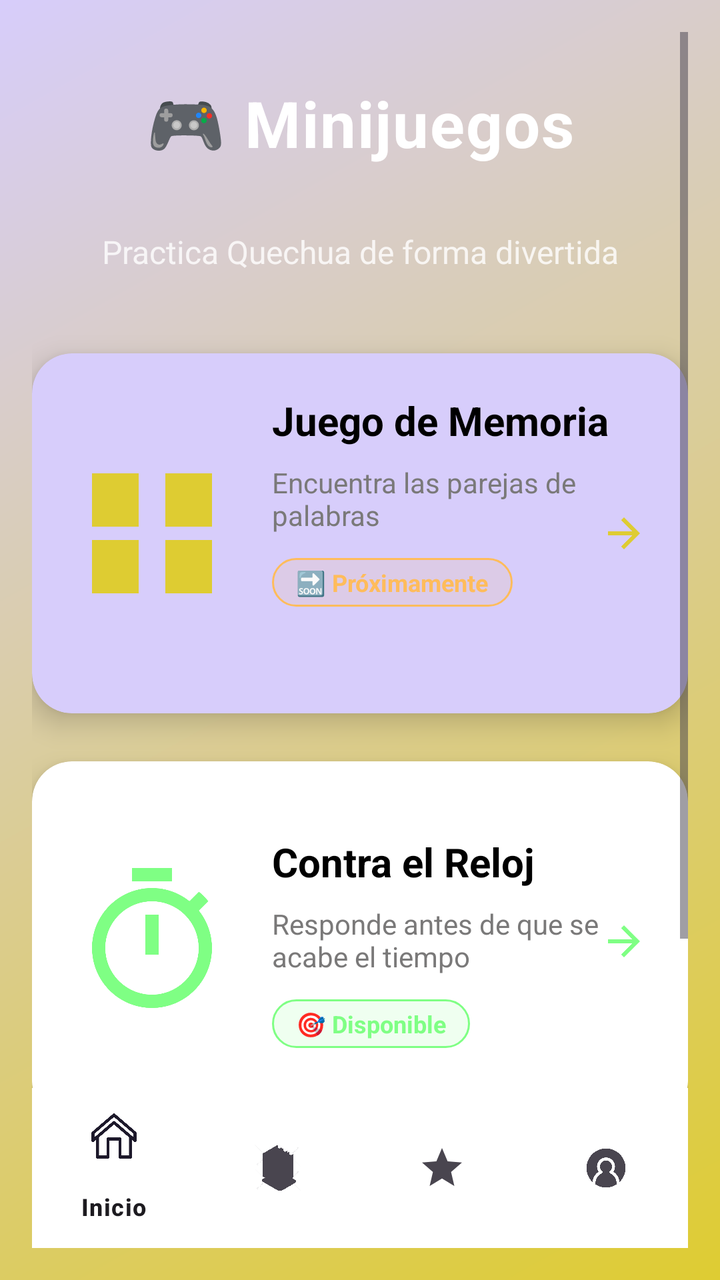
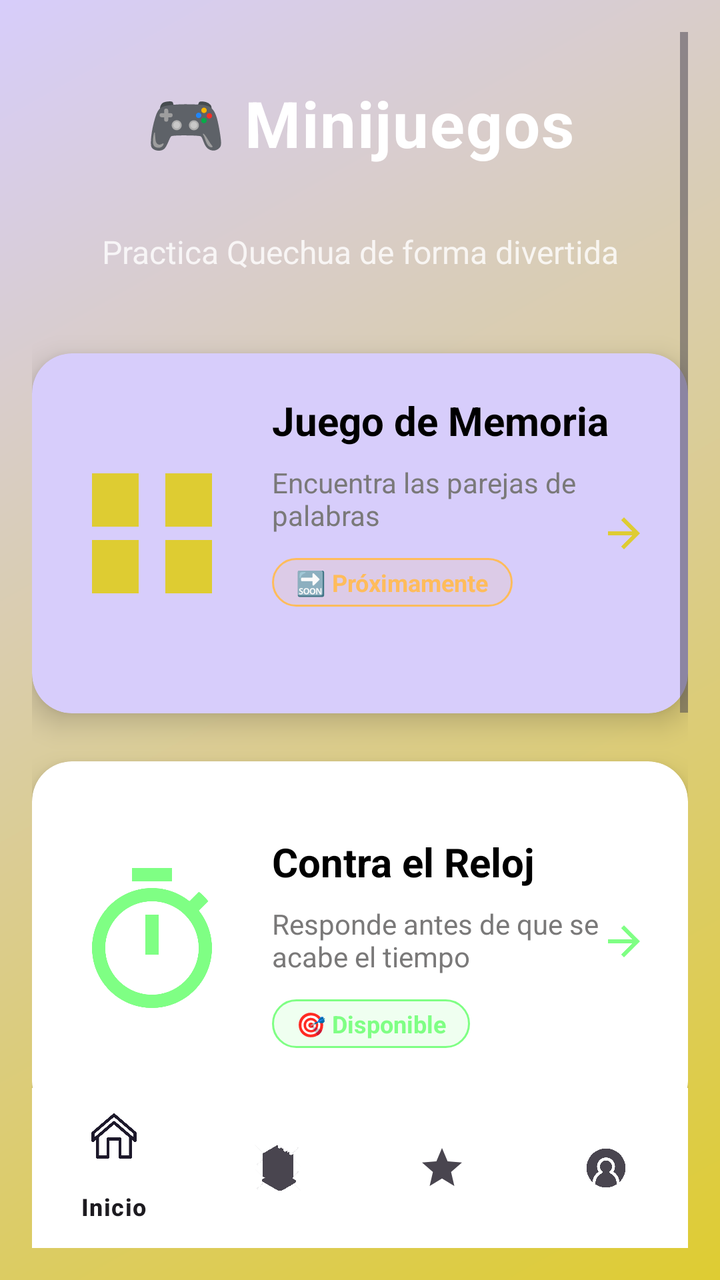

Compare the two renders of this Android layout. The source of the first and the diff that turns it into the second are given below.
<!-- AndroidManifest.xml: application theme Theme.PAQU -->
<!-- res/layout/activity_mini_juegos.xml -->
<?xml version="1.0" encoding="utf-8"?>
<RelativeLayout xmlns:android="http://schemas.android.com/apk/res/android"
    xmlns:app="http://schemas.android.com/apk/res-auto"
    xmlns:tools="http://schemas.android.com/tools"
    android:layout_width="match_parent"
    android:layout_height="match_parent"
    android:background="@drawable/bg_gradient_main"
    android:padding="16dp">

    
    <ScrollView
        android:layout_width="match_parent"
        android:layout_height="match_parent"
        android:layout_above="@+id/bottomNavigation"
        android:fillViewport="true">

        <LinearLayout
            android:layout_width="match_parent"
            android:layout_height="wrap_content"
            android:orientation="vertical">

            
            <TextView
                android:layout_width="match_parent"
                android:layout_height="wrap_content"
                android:text="🎮 Minijuegos"
                android:textColor="@color/white"
                android:textSize="32sp"
                android:textStyle="bold"
                android:gravity="center"
                android:layout_marginTop="24dp"
                android:layout_marginBottom="32dp"
                android:letterSpacing="0.02" />

            
            <TextView
                android:layout_width="match_parent"
                android:layout_height="wrap_content"
                android:text="Practica Quechua de forma divertida"
                android:textColor="@color/white"
                android:textSize="16sp"
                android:gravity="center"
                android:layout_marginBottom="40dp"
                android:alpha="0.8" />

            
            <androidx.cardview.widget.CardView
                android:id="@+id/cardMemoria"
                android:layout_width="match_parent"
                android:layout_height="180dp"
                android:layout_marginBottom="24dp"
                app:cardCornerRadius="20dp"
                app:cardElevation="8dp"
                app:cardBackgroundColor="@color/moradit">

                <RelativeLayout
                    android:layout_width="match_parent"
                    android:layout_height="match_parent"
                    android:padding="20dp">

                    
                    <ImageView
                        android:id="@+id/ic_memory"
                        android:layout_width="80dp"
                        android:layout_height="80dp"
                        android:src="@drawable/ic_memory_game"
                        android:layout_centerVertical="true"
                        app:tint="@color/morado" />

                    

                    

                    <LinearLayout
                        android:layout_width="wrap_content"
                        android:layout_height="wrap_content"
                        android:layout_marginStart="20dp"
                        android:layout_toEndOf="@id/ic_memory"
                        android:orientation="vertical">

                        
                        <TextView
                            android:layout_width="wrap_content"
                            android:layout_height="wrap_content"
                            android:layout_marginBottom="8dp"
                            android:text="Juego de Memoria"
                            android:textColor="@color/black"

                            android:textSize="20sp"
                            android:textStyle="bold" />

                        <TextView
                            android:layout_width="wrap_content"
                            android:layout_height="wrap_content"
                            android:layout_marginBottom="12dp"
                            android:text="Encuentra las parejas de palabras"
                            android:textColor="@color/grey"
                            android:textSize="14sp" />

                        <TextView
                            android:layout_width="wrap_content"
                            android:layout_height="wrap_content"
                            android:background="@drawable/bg_badge_soon"
                            android:paddingHorizontal="12dp"
                            android:paddingVertical="4dp"
                            android:text="🔜 Próximamente"
                            android:textColor="@color/rosado"
                            android:textSize="12sp"
                            android:textStyle="bold" />

                    </LinearLayout>

                    <ImageView
                        android:layout_width="24dp"
                        android:layout_height="24dp"
                        android:src="@drawable/ic_arrow_forward"
                        android:layout_alignParentEnd="true"
                        android:layout_centerVertical="true"
                        app:tint="@color/morado" />

                </RelativeLayout>

            </androidx.cardview.widget.CardView>

            
            <androidx.cardview.widget.CardView
                android:id="@+id/cardContrarreloj"
                android:layout_width="match_parent"
                android:layout_height="180dp"
                android:layout_marginBottom="24dp"
                app:cardCornerRadius="20dp"
                app:cardElevation="8dp"
                app:cardBackgroundColor="@color/white">

                <RelativeLayout
                    android:layout_width="match_parent"
                    android:layout_height="match_parent"
                    android:padding="20dp">

                    
                    <ImageView
                        android:id="@+id/icTimerGame"
                        android:layout_width="80dp"
                        android:layout_height="80dp"
                        android:src="@drawable/ic_timer"
                        android:layout_centerVertical="true"
                        app:tint="@color/verde" />

                    
                    <LinearLayout
                        android:layout_width="wrap_content"
                        android:layout_height="wrap_content"
                        android:layout_centerVertical="true"
                        android:layout_toEndOf="@id/icTimerGame"
                        android:layout_marginStart="20dp"
                        android:orientation="vertical">

                        <TextView
                            android:layout_width="wrap_content"
                            android:layout_height="wrap_content"
                            android:text="Contra el Reloj"
                            android:textColor="@color/black"
                            android:textSize="20sp"
                            android:textStyle="bold"
                            android:layout_marginBottom="8dp" />

                        <TextView
                            android:layout_width="wrap_content"
                            android:layout_height="wrap_content"
                            android:text="Responde antes de que se acabe el tiempo"
                            android:textColor="@color/grey"
                            android:textSize="14sp"
                            android:layout_marginBottom="12dp" />

                        
                        <TextView
                            android:layout_width="wrap_content"
                            android:layout_height="wrap_content"
                            android:text="🎯 Disponible"
                            android:textColor="@color/verde"
                            android:textSize="12sp"
                            android:textStyle="bold"
                            android:background="@drawable/bg_badge_available"
                            android:paddingHorizontal="12dp"
                            android:paddingVertical="4dp" />

                    </LinearLayout>

                    
                    <ImageView
                        android:layout_width="24dp"
                        android:layout_height="24dp"
                        android:src="@drawable/ic_arrow_forward"
                        android:layout_alignParentEnd="true"
                        android:layout_centerVertical="true"
                        app:tint="@color/verde" />

                </RelativeLayout>

            </androidx.cardview.widget.CardView>

            
            <TextView
                android:layout_width="match_parent"
                android:layout_height="wrap_content"
                android:text="💡 Los minijuegos te ayudan a practicar vocabulario de forma entretenida"
                android:textColor="@color/white"
                android:textSize="12sp"
                android:gravity="center"
                android:layout_marginTop="16dp"
                android:alpha="0.7" />

        </LinearLayout>

    </ScrollView>

    
    <com.google.android.material.bottomnavigation.BottomNavigationView
        android:id="@+id/bottomNavigation"
        android:layout_width="match_parent"
        android:layout_height="wrap_content"
        android:layout_alignParentBottom="true"
        android:background="@color/white"
        app:menu="@menu/bottom_nav_menu" />

</RelativeLayout>
<!-- resources referenced by this layout -->
<resources>
  <color name="black">#FF000000</color>
  <color name="grey">#7A7979</color>
  <color name="moradit">#D7CDFB</color>
  <color name="morado">#DECC32</color>
  <color name="rosado">#FFBC5B</color>
  <color name="verde">#7FFF84</color>
  <color name="white">#FFFFFFFF</color>
  <!-- drawable bg_badge_available (drawable) -->
  <?xml version="1.0" encoding="utf-8"?>
  <shape xmlns:android="http://schemas.android.com/apk/res/android">
      <solid android:color="#207FFF84" />
      <corners android:radius="12dp" />
      <stroke
          android:width="1dp"
          android:color="@color/verde" />
  </shape>
  <!-- drawable bg_badge_soon (drawable) -->
  <?xml version="1.0" encoding="utf-8"?>
  <shape xmlns:android="http://schemas.android.com/apk/res/android">
      <solid android:color="#20FFBC5B" />
      <corners android:radius="12dp" />
      <stroke
          android:width="1dp"
          android:color="@color/rosado" />
  </shape>
  <!-- drawable bg_gradient_main (drawable) -->
  <?xml version="1.0" encoding="utf-8"?>
  <shape xmlns:android="http://schemas.android.com/apk/res/android">
      <gradient
          android:startColor="@color/morado"
          android:endColor="@color/moradit"
          android:angle="135" />
  </shape>
  <!-- drawable ic_arrow_forward (drawable) -->
  <?xml version="1.0" encoding="utf-8"?>
  <vector xmlns:android="http://schemas.android.com/apk/res/android"
      android:width="24dp"
      android:height="24dp"
      android:viewportWidth="24"
      android:viewportHeight="24"
      android:tint="@color/white">
      <path
          android:fillColor="@android:color/white"
          android:pathData="M12,4l-1.41,1.41L16.17,11H4v2h12.17l-5.58,5.59L12,20l8,-8z"/>
  </vector>
  <!-- drawable ic_memory_game (drawable) -->
  <?xml version="1.0" encoding="utf-8"?>
  <vector xmlns:android="http://schemas.android.com/apk/res/android"
      android:width="24dp"
      android:height="24dp"
      android:viewportWidth="24"
      android:viewportHeight="24"
      android:tint="@color/morado">
      <path
          android:fillColor="@android:color/white"
          android:pathData="M21,3v8h-7V3H21z M21,21h-7v-8h7V21z M3,21h7v-8H3V21z M3,3v8h7V3H3z"/>
  </vector>
  <!-- drawable ic_timer (drawable) -->
  <vector xmlns:android="http://schemas.android.com/apk/res/android"
      android:width="24dp"
      android:height="24dp"
      android:viewportWidth="24"
      android:viewportHeight="24">
      <path
          android:fillColor="@color/morado"
          android:pathData="M15,1H9v2h6V1zM11,14h2V8h-2V14zM19.03,7.39l1.42,-1.42c-0.43,-0.51 -0.9,-0.99 -1.41,-1.41l-1.42,1.42C16.07,4.74 14.12,4 12,4c-4.97,0 -9,4.03 -9,9s4.02,9 9,9s9,-4.03 9,-9C21,10.88 20.26,8.93 19.03,7.39zM12,20c-3.87,0 -7,-3.13 -7,-7s3.13,-7 7,-7s7,3.13 7,7S15.87,20 12,20z"/>
  </vector>
  <style name="Theme.PAQU" parent="Base.Theme.PAQU" />
  <style name="Base.Theme.PAQU" parent="Theme.Material3.DayNight.NoActionBar">
          
          
      </style>
</resources>

<!-- the commit's change to res/layout/activity_mini_juegos.xml (unified diff, before → after) -->
@@ -198,7 +198,82 @@
                 </RelativeLayout>
 
             </androidx.cardview.widget.CardView>
-
+            
+            <androidx.cardview.widget.CardView
+                android:id="@+id/cardCuentoAccion"
+                android:layout_width="match_parent"
+                android:layout_height="180dp"
+                android:layout_marginBottom="24dp"
+                app:cardCornerRadius="20dp"
+                app:cardElevation="8dp"
+                app:cardBackgroundColor="@color/white">
+
+                <RelativeLayout
+                    android:layout_width="match_parent"
+                    android:layout_height="match_parent"
+                    android:padding="20dp">
+
+                    
+                    <ImageView
+                        android:id="@+id/icStoryGame"
+                        android:layout_width="80dp"
+                        android:layout_height="80dp"
+                        android:src="@drawable/ic_timer"
+                        android:layout_centerVertical="true"
+                        app:tint="@color/azul" />
+
+                    
+                    <LinearLayout
+                        android:layout_width="wrap_content"
+                        android:layout_height="wrap_content"
+                        android:layout_centerVertical="true"
+                        android:layout_toEndOf="@id/icStoryGame"
+                        android:layout_marginStart="20dp"
+                        android:orientation="vertical">
+
+                        <TextView
+                            android:layout_width="wrap_content"
+                            android:layout_height="wrap_content"
+                            android:text="Cuento en Acción"
+                            android:textColor="@color/black"
+                            android:textSize="20sp"
+                            android:textStyle="bold"
+                            android:layout_marginBottom="8dp" />
+
+                        <TextView
+                            android:layout_width="wrap_content"
+                            android:layout_height="wrap_content"
+                            android:text="Interactúa con historias Quechua"
+                            android:textColor="@color/grey"
+                            android:textSize="14sp"
+                            android:layout_marginBottom="12dp" />
+
+                        
+                        <TextView
+                            android:layout_width="wrap_content"
+                            android:layout_height="wrap_content"
+                            android:text="🔜 Próximamente"
+                            android:textColor="@color/azul"
+                            android:textSize="12sp"
+                            android:textStyle="bold"
+                            android:background="@drawable/bg_badge_available"
+                            android:paddingHorizontal="12dp"
+                            android:paddingVertical="4dp" />
+
+                    </LinearLayout>
+
+                    
+                    <ImageView
+                        android:layout_width="24dp"
+                        android:layout_height="24dp"
+                        android:src="@drawable/ic_arrow_forward"
+                        android:layout_alignParentEnd="true"
+                        android:layout_centerVertical="true"
+                        app:tint="@color/azul" />
+
+                </RelativeLayout>
+
+            </androidx.cardview.widget.CardView>
             
             <TextView
                 android:layout_width="match_parent"
<!-- resource entries referenced after the edit -->
@@ -1,5 +1,6 @@
 <!-- resources referenced by this layout -->
 <resources>
+  <color name="azul">#2196F3</color>
   <color name="black">#FF000000</color>
   <color name="grey">#7A7979</color>
   <color name="moradit">#D7CDFB</color>
